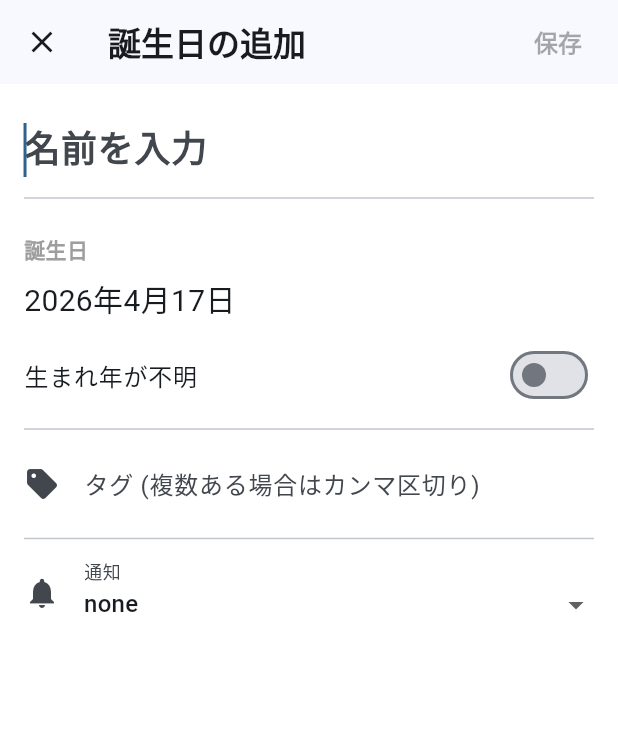
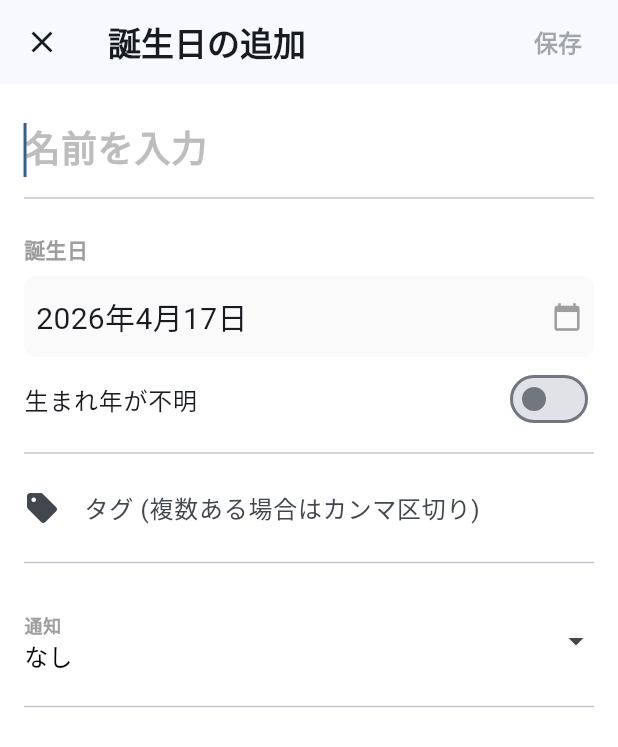
Before and after one commit to seadragoon/BirthDayCalendar, a Flutter app: the BirthdayModal widget shown alone on an empty page, opened directly, on a phone screen of 412 x 824 dp. Shown: the top 747 px of the screen. Run offline on Flutter 3.47's test engine with Material 3 defaults, Android fonts, the phone set to English and light mode, and no system bars; our stand-ins replace flutter_riverpod, sqflite, sqflite_common_ffi, sqflite_common_ffi_web; missing offline and left inert: holiday_jp; accounts and stored records are empty.

Commit message:
通知の複数選択、ピッカー日本語化、UI改善

```diff
--- a/lib/features/birthday/models/birthday_model.dart
+++ b/lib/features/birthday/models/birthday_model.dart
@@ -12,7 +12,7 @@ class BirthdayModel {
   final DateTime date;
   final bool isYearUnknown;
   final List<String> tags;
-  final NotificationType notification;
+  final List<NotificationType> notifications;
   final DateTime createdAt;
   final DateTime updatedAt;
 
@@ -22,7 +22,7 @@ class BirthdayModel {
     required this.date,
     this.isYearUnknown = false,
     this.tags = const [],
-    this.notification = NotificationType.none,
+    this.notifications = const [NotificationType.none],
     DateTime? createdAt,
     DateTime? updatedAt,
   })  : createdAt = createdAt ?? date,
@@ -70,13 +70,24 @@ class BirthdayModel {
       parsedTags = (decoded as List<dynamic>).cast<String>();
     }
 
+    // notifications の解析
+    List<NotificationType> parsedNotifications = [NotificationType.none];
+    if (map['notification'] != null && (map['notification'] as String).isNotEmpty) {
+      try {
+        final decoded = jsonDecode(map['notification'] as String) as List<dynamic>;
+        parsedNotifications = decoded.map((e) => NotificationType.fromIndex(e as int)).toList();
+      } catch (_) {
+        parsedNotifications = [NotificationType.none];
+      }
+    }
+
     return BirthdayModel(
       id: map['id'] as int?,
       name: map['name'] as String,
       date: DateTime.fromMillisecondsSinceEpoch(map['date'] as int),
       isYearUnknown: (map['is_year_unknown'] as int) == 1,
       tags: parsedTags,
-      notification: NotificationType.fromIndex(map['notification'] as int),
+      notifications: parsedNotifications,
       createdAt:
           DateTime.fromMillisecondsSinceEpoch(map['created_at'] as int),
       updatedAt:
@@ -95,7 +106,7 @@ class BirthdayModel {
       'date': date.millisecondsSinceEpoch,
       'is_year_unknown': isYearUnknown ? 1 : 0,
       'tags': jsonEncode(tags),
-      'notification': notification.index,
+      'notification': jsonEncode(notifications.map((e) => e.index).toList()),
       'created_at': createdAt.millisecondsSinceEpoch,
       'updated_at': updatedAt.millisecondsSinceEpoch,
     };
@@ -112,7 +123,7 @@ class BirthdayModel {
     DateTime? date,
     bool? isYearUnknown,
     List<String>? tags,
-    NotificationType? notification,
+    List<NotificationType>? notifications,
     DateTime? createdAt,
     DateTime? updatedAt,
   }) {
@@ -122,7 +133,7 @@ class BirthdayModel {
       date: date ?? this.date,
       isYearUnknown: isYearUnknown ?? this.isYearUnknown,
       tags: tags ?? this.tags,
-      notification: notification ?? this.notification,
+      notifications: notifications ?? this.notifications,
       createdAt: createdAt ?? this.createdAt,
       updatedAt: updatedAt ?? this.updatedAt,
     );
--- a/lib/features/birthday/widgets/birthday_modal.dart
+++ b/lib/features/birthday/widgets/birthday_modal.dart
@@ -6,6 +6,7 @@ import 'package:birthday_calendar/features/birthday/models/birthday_model.dart';
 import 'package:birthday_calendar/features/birthday/providers/birthday_providers.dart';
 import 'package:birthday_calendar/shared/constants/notification_type.dart';
 import 'package:birthday_calendar/shared/widgets/base_modal.dart';
+import 'package:birthday_calendar/shared/widgets/multi_select_dialog.dart';
 
 /// 誕生日の追加・編集を行うフルスクリーンモーダル。
 class BirthdayModal extends ConsumerStatefulWidget {
@@ -27,7 +28,7 @@ class _BirthdayModalState extends ConsumerState<BirthdayModal> {
 
   late DateTime _date;
   bool _isYearUnknown = false;
-  NotificationType _notification = NotificationType.none;
+  List<NotificationType> _notifications = [NotificationType.none];
 
   @override
   void initState() {
@@ -42,7 +43,7 @@ class _BirthdayModalState extends ConsumerState<BirthdayModal> {
       _tagsController.text = b.tags.join(', ');
       _date = b.date;
       _isYearUnknown = b.isYearUnknown;
-      _notification = b.notification;
+      _notifications = List.from(b.notifications);
     } else {
       final now = DateTime.now();
       _date = DateTime(now.year, now.month, now.day);
@@ -88,7 +89,7 @@ class _BirthdayModalState extends ConsumerState<BirthdayModal> {
       date: _date,
       isYearUnknown: _isYearUnknown,
       tags: tagsInput,
-      notification: _notification,
+      notifications: _notifications,
     );
 
     if (widget.existingBirthday == null) {
@@ -133,10 +134,10 @@ class _BirthdayModalState extends ConsumerState<BirthdayModal> {
             // 名前
             TextField(
               controller: _nameController,
-              decoration: const InputDecoration(
+              decoration: InputDecoration(
                 hintText: '名前を入力',
                 border: InputBorder.none,
-                hintStyle: TextStyle(fontSize: 24, fontWeight: FontWeight.bold),
+                hintStyle: TextStyle(fontSize: 24, fontWeight: FontWeight.bold, color: Colors.grey.shade400),
               ),
               style: const TextStyle(fontSize: 24, fontWeight: FontWeight.bold),
               autofocus: !isEditMode,
@@ -146,11 +147,23 @@ class _BirthdayModalState extends ConsumerState<BirthdayModal> {
             // 誕生日ピッカー
             const SizedBox(height: 16),
             const Text('誕生日', style: TextStyle(fontWeight: FontWeight.bold, color: Colors.grey)),
+            const SizedBox(height: 8),
             InkWell(
               onTap: _pickDate,
-              child: Padding(
-                padding: const EdgeInsets.symmetric(vertical: 8),
-                child: Text(dateFormat.format(_date), style: const TextStyle(fontSize: 20)),
+              borderRadius: BorderRadius.circular(8),
+              child: Container(
+                padding: const EdgeInsets.symmetric(vertical: 12, horizontal: 8),
+                decoration: BoxDecoration(
+                  color: Colors.grey.withValues(alpha: 0.05),
+                  borderRadius: BorderRadius.circular(8),
+                ),
+                child: Row(
+                  children: [
+                    Text(dateFormat.format(_date), style: const TextStyle(fontSize: 20)),
+                    const Spacer(),
+                    const Icon(Icons.calendar_today, size: 20, color: Colors.grey),
+                  ],
+                ),
               ),
             ),
 
@@ -178,17 +191,36 @@ class _BirthdayModalState extends ConsumerState<BirthdayModal> {
             const Divider(),
 
             // 通知
-            InputDecorator(
-              decoration: const InputDecoration(labelText: '通知', border: InputBorder.none, icon: Icon(Icons.notifications)),
-              child: DropdownButtonHideUnderline(
-                child: DropdownButton<NotificationType>(
-                  value: _notification,
-                  isDense: true,
-                  items: NotificationType.values.map((e) => DropdownMenuItem(value: e, child: Text(e.name))).toList(),
-                  onChanged: (val) => setState(() => _notification = val!),
-                ),
+            const SizedBox(height: 8),
+            ListTile(
+              title: const Text('通知', style: TextStyle(fontWeight: FontWeight.bold, color: Colors.grey, fontSize: 12)),
+              subtitle: Text(
+                _notifications.isEmpty || (_notifications.length == 1 && _notifications.first == NotificationType.none)
+                    ? 'なし'
+                    : _notifications.map((e) => e.label).join(', '),
+                style: const TextStyle(fontSize: 16, color: Colors.black),
               ),
+              trailing: const Icon(Icons.arrow_drop_down),
+              contentPadding: EdgeInsets.zero,
+              onTap: () async {
+                final result = await showDialog<List<NotificationType>>(
+                  context: context,
+                  builder: (context) {
+                    return MultiSelectDialog<NotificationType>(
+                      items: NotificationType.values,
+                      initialSelectedItems: _notifications,
+                      title: '通知設定',
+                      labelBuilder: (item) => item.label,
+                      noneItem: NotificationType.none,
+                    );
+                  },
+                );
+                if (result != null) {
+                  setState(() => _notifications = result);
+                }
+              },
             ),
+            const Divider(),
             const SizedBox(height: 40),
           ],
         ),
--- a/lib/shared/widgets/app_shell.dart
+++ b/lib/shared/widgets/app_shell.dart
@@ -23,7 +23,8 @@ class AppShell extends ConsumerWidget {
     final viewType = ref.watch(viewTypeProvider);
     final appTheme = ref.watch(themeProvider);
 
-    return Scaffold(
+    return SizedBox.expand(
+      child: Scaffold(
         appBar: const CustomHeader(),
         drawer: const CustomDrawer(),
         body: Container(
@@ -34,6 +35,7 @@ class AppShell extends ConsumerWidget {
         ),
         bottomNavigationBar: const CustomFooter(),
         floatingActionButton: const CustomFab(),
+      ),
     );
   }
 
```
Also changed, not shown: lib/features/calendar/models/event_model.dart (+20 -6 lines), lib/features/calendar/widgets/custom_month_view.dart (+29 -9 lines), lib/features/calendar/widgets/event_modal.dart (+69 -31 lines), lib/main.dart (+14 -5 lines), lib/shared/db/database_helper.dart (+32 -11 lines), lib/shared/widgets/custom_search_delegate.dart (+12 -0 lines), lib/shared/widgets/multi_select_dialog.dart (added, +85 -0 lines), 2 other files. Lines whose indentation alone changed are shown as unchanged.
